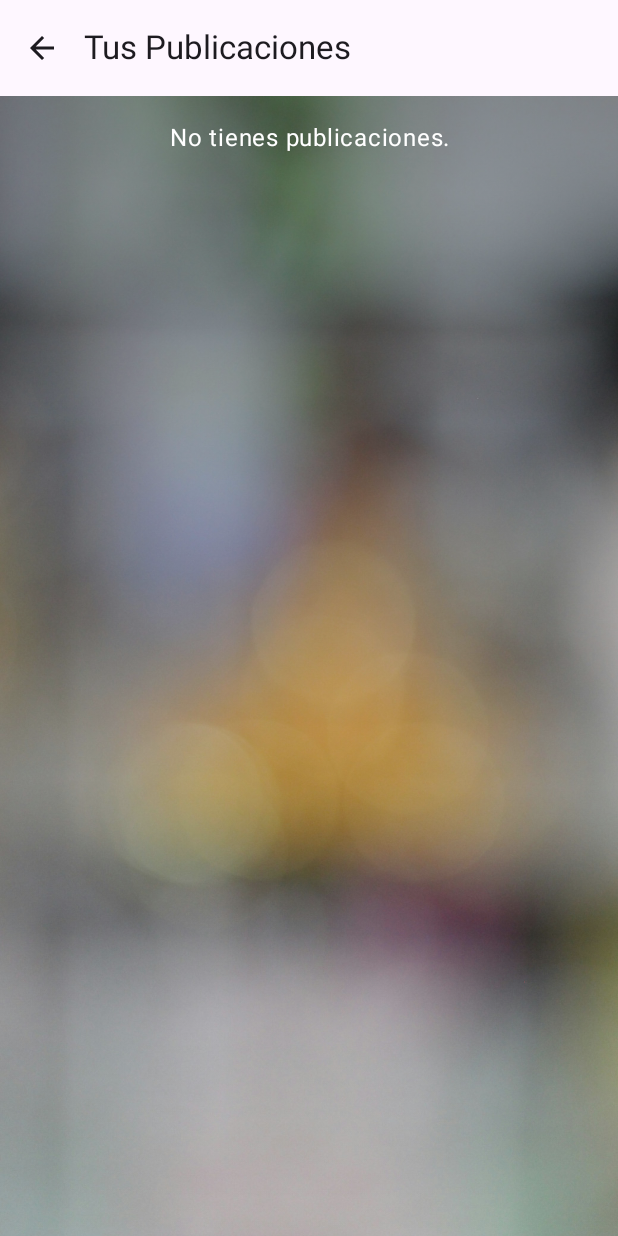
After one commit to AdriFdezz/LostAndFound, an Android app built with Jetpack Compose: the TusPublicacionesScreen screen opened through its navigation route, on a phone screen of 412 x 824 dp. The commit adds this screen. Run offline under Robolectric (Android 15) with nearby library versions, the phone set to English and light mode, and no system bars; our stand-ins replace Firebase (no records; nobody signed in at launch, a user with empty details on screens opened directly), livedata-compose; libraries missing offline, so code that uses them is left out: com.skydoves.landscapist.

Commit message:
Pantallas mostrar tus publicaciones, entrar en post especifico por jugador y poder editar y cerrar

```diff
--- /dev/null
+++ b/app/src/main/kotlin/com/adrifdezz/lostandfound/ui/components/TusPublicacionesScreen.kt
@@ -0,0 +1,186 @@
+package com.adrifdezz.lostandfound.ui.components
+
+import androidx.compose.foundation.Image
+import androidx.compose.foundation.background
+import androidx.compose.foundation.clickable
+import androidx.compose.foundation.layout.Arrangement
+import androidx.compose.foundation.layout.Box
+import androidx.compose.foundation.layout.Column
+import androidx.compose.foundation.layout.Row
+import androidx.compose.foundation.layout.Spacer
+import androidx.compose.foundation.layout.fillMaxSize
+import androidx.compose.foundation.layout.fillMaxWidth
+import androidx.compose.foundation.layout.padding
+import androidx.compose.foundation.layout.size
+import androidx.compose.foundation.layout.width
+import androidx.compose.foundation.rememberScrollState
+import androidx.compose.foundation.shape.RoundedCornerShape
+import androidx.compose.foundation.verticalScroll
+import androidx.compose.material3.Card
+import androidx.compose.material3.CardDefaults
+import androidx.compose.material3.CircularProgressIndicator
+import androidx.compose.material3.ExperimentalMaterial3Api
+import androidx.compose.material3.Icon
+import androidx.compose.material3.IconButton
+import androidx.compose.material3.MaterialTheme
+import androidx.compose.material3.Scaffold
+import androidx.compose.material3.Text
+import androidx.compose.material3.TopAppBar
+import androidx.compose.runtime.Composable
+import androidx.compose.runtime.LaunchedEffect
+import androidx.compose.runtime.getValue
+import androidx.compose.runtime.mutableStateListOf
+import androidx.compose.runtime.mutableStateOf
+import androidx.compose.runtime.remember
+import androidx.compose.runtime.setValue
+import androidx.compose.ui.Alignment
+import androidx.compose.ui.Modifier
+import androidx.compose.ui.graphics.Brush
+import androidx.compose.ui.graphics.Color
+import androidx.compose.ui.layout.ContentScale
+import androidx.compose.ui.res.painterResource
+import androidx.compose.ui.text.style.TextAlign
+import androidx.compose.ui.unit.dp
+import androidx.navigation.NavController
+import com.adrifdezz.lostandfound.R
+import com.adrifdezz.lostandfound.data.PostData
+import com.google.firebase.auth.FirebaseAuth
+import com.google.firebase.firestore.FirebaseFirestore
+import com.skydoves.landscapist.glide.GlideImage
+
+@OptIn(ExperimentalMaterial3Api::class)
+@Composable
+fun TusPublicacionesScreen(navController: NavController) {
+    val posts = remember { mutableStateListOf<PostData>() }
+    var isLoading by remember { mutableStateOf(true) }
+    var errorMessage by remember { mutableStateOf("") }
+
+    val userId = FirebaseAuth.getInstance().currentUser?.uid
+
+    LaunchedEffect(userId) {
+        if (userId != null) {
+            FirebaseFirestore.getInstance()
+                .collection("mascotas_perdidas")
+                .whereEqualTo("usuarioId", userId)
+                .get()
+                .addOnSuccessListener { result ->
+                    posts.clear()
+                    for (document in result) {
+                        val post = document.toObject(PostData::class.java)
+                        post.id = document.id
+                        posts.add(post)
+                    }
+                    isLoading = false
+                }
+                .addOnFailureListener { e ->
+                    errorMessage = e.localizedMessage ?: "Error al cargar tus publicaciones."
+                    isLoading = false
+                }
+        } else {
+            errorMessage = "No se encontró un usuario autenticado."
+            isLoading = false
+        }
+    }
+
+    Scaffold(
+        topBar = {
+            TopAppBar(
+                title = { Text("Tus Publicaciones") },
+                navigationIcon = {
+                    IconButton(onClick = { navController.popBackStack() }) {
+                        Icon(
+                            painter = painterResource(id = R.drawable.ic_arrow_back),
+                            contentDescription = "Volver"
+                        )
+                    }
+                }
+            )
+        }
+    ) { paddingValues ->
+        Box(modifier = Modifier.fillMaxSize().padding(paddingValues)) {
+            Image(
+                painter = painterResource(id = R.drawable.fondo_distorsion),
+                contentDescription = null,
+                modifier = Modifier.fillMaxSize(),
+                contentScale = ContentScale.Crop
+            )
+
+            Box(
+                modifier = Modifier
+                    .fillMaxSize()
+                    .background(Brush.verticalGradient(listOf(Color.Black.copy(alpha = 0.4f), Color.Transparent)))
+            )
+
+            Column(
+                modifier = Modifier
+                    .fillMaxSize()
+                    .verticalScroll(rememberScrollState())
+                    .padding(16.dp),
+                horizontalAlignment = Alignment.CenterHorizontally
+            ) {
+                if (isLoading) {
+                    CircularProgressIndicator(color = Color.White)
+                } else if (errorMessage.isNotEmpty()) {
+                    Text(
+                        text = errorMessage,
+                        color = MaterialTheme.colorScheme.error,
+                        style = MaterialTheme.typography.bodyLarge,
+                        textAlign = TextAlign.Center
+                    )
+                } else if (posts.isEmpty()) {
+                    Text(
+                        text = "No tienes publicaciones.",
+                        color = Color.White,
+                        style = MaterialTheme.typography.bodyLarge,
+                        textAlign = TextAlign.Center
+                    )
+                } else {
+                    Column(verticalArrangement = Arrangement.spacedBy(16.dp)) {
+                        posts.forEach { post ->
+                            Card(
+                                modifier = Modifier
+                                    .fillMaxWidth()
+                                    .clickable { navController.navigate("gestion_publicacion_screen/${post.id}") },
+                                colors = CardDefaults.cardColors(containerColor = Color.White.copy(alpha = 0.2f)),
+                                shape = RoundedCornerShape(12.dp),
+                                elevation = CardDefaults.cardElevation(4.dp)
+                            ) {
+                                Row(
+                                    modifier = Modifier.padding(16.dp),
+                                    verticalAlignment = Alignment.CenterVertically
+                                ) {
+                                    GlideImage(
+                                        imageModel = post.fotoUrl,
+                                        contentScale = ContentScale.Crop,
+                                        modifier = Modifier
+                                            .size(100.dp)
+                                            .background(Color.White.copy(alpha = 0.2f), RoundedCornerShape(8.dp)),
+                                        contentDescription = "Imagen de ${post.nombre}"
+                                    )
+                                    Spacer(modifier = Modifier.width(16.dp))
+                                    Column {
+                                        Text(
+                                            text = "Nombre: ${post.nombre}",
+                                            style = MaterialTheme.typography.bodyLarge,
+                                            color = Color.White
+                                        )
+                                        Text(
+                                            text = "Localidad: ${post.localidad}",
+                                            style = MaterialTheme.typography.bodyMedium,
+                                            color = Color.White
+                                        )
+                                        Text(
+                                            text = "Fecha de pérdida: ${post.diaPerdido}",
+                                            style = MaterialTheme.typography.bodySmall,
+                                            color = Color.White
+                                        )
+                                    }
+                                }
+                            }
+                        }
+                    }
+                }
+            }
+        }
+    }
+}
--- a/app/src/main/kotlin/com/adrifdezz/lostandfound/ui/view/AuthActivity.kt
+++ b/app/src/main/kotlin/com/adrifdezz/lostandfound/ui/view/AuthActivity.kt
@@ -13,7 +13,10 @@ import com.adrifdezz.lostandfound.ui.components.AuthScreen
 import com.adrifdezz.lostandfound.ui.components.PasswordRecoveryScreen
 import com.adrifdezz.lostandfound.ui.components.WelcomeScreen
 import com.adrifdezz.lostandfound.ui.components.AddPostScreen
+import com.adrifdezz.lostandfound.ui.components.EditPostScreen
+import com.adrifdezz.lostandfound.ui.components.GestionPublicacionScreen
 import com.adrifdezz.lostandfound.ui.components.PostDetailsScreen
+import com.adrifdezz.lostandfound.ui.components.TusPublicacionesScreen
 
 class AuthActivity : ComponentActivity() {
 
@@ -28,7 +31,6 @@ class AuthActivity : ComponentActivity() {
         setContent {
             val navController = rememberNavController()
 
-            // Define la pantalla inicial basándote en el estado del usuario autenticado
             val startDestination = if (authViewModel.usuario.value != null) "welcome_screen" else "auth_screen"
 
             NavHost(navController = navController, startDestination = startDestination) {
@@ -53,9 +55,26 @@ class AuthActivity : ComponentActivity() {
                     val postId = backStackEntry.arguments?.getString("postId") ?: ""
                     PostDetailsScreen(postId = postId, navController = navController)
                 }
+
+                composable("tus_publicaciones_screen") {
+                    TusPublicacionesScreen(navController = navController)
+                }
+                composable(
+                    route = "gestion_publicacion_screen/{postId}",
+                    arguments = listOf(navArgument("postId") { type = NavType.StringType })
+                ) { backStackEntry ->
+                    val postId = backStackEntry.arguments?.getString("postId") ?: return@composable
+                    GestionPublicacionScreen(postId, navController)
+                }
+                composable(
+                    route = "edit_post_screen/{postId}",
+                    arguments = listOf(navArgument("postId") { type = NavType.StringType })
+                ) { backStackEntry ->
+                    val postId = backStackEntry.arguments?.getString("postId") ?: return@composable
+                    EditPostScreen(postId, navController)
+                }
             }
 
-            // Observa los cambios en `esInicioSesionExitoso` para redirigir al usuario
             authViewModel.esInicioSesionExitoso.observe(this) { esExitoso ->
                 if (esExitoso) {
                     navController.navigate("welcome_screen") {
@@ -64,10 +83,8 @@ class AuthActivity : ComponentActivity() {
                 }
             }
 
-            // Observa los cambios en el usuario para garantizar la navegación adecuada
             authViewModel.usuario.observe(this) { user ->
                 if (user == null && navController.currentDestination?.route != "auth_screen") {
-                    // Si el usuario no está autenticado, redirige a la pantalla de autenticación
                     navController.navigate("auth_screen") {
                         popUpTo("welcome_screen") { inclusive = true }
                     }
```
Also changed, not shown: app/src/main/kotlin/com/adrifdezz/lostandfound/ui/components/EditPostScreen.kt (added, +267 -0 lines), app/src/main/kotlin/com/adrifdezz/lostandfound/ui/components/GestionPublicacionScreen.kt (added, +204 -0 lines), app/src/main/kotlin/com/adrifdezz/lostandfound/ui/components/WelcomeScreen.kt (+9 -3 lines).
